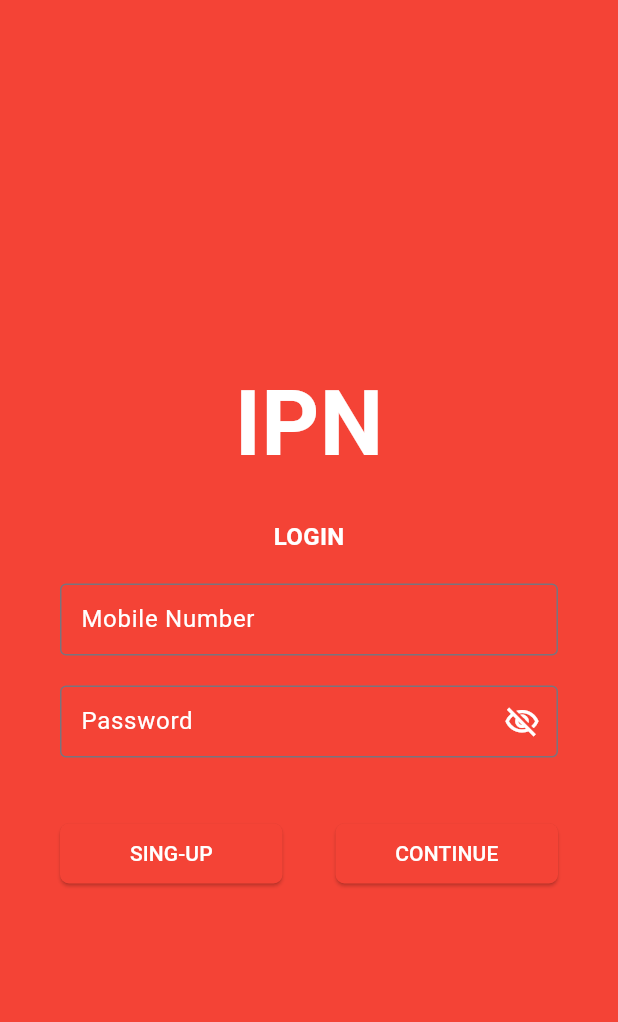
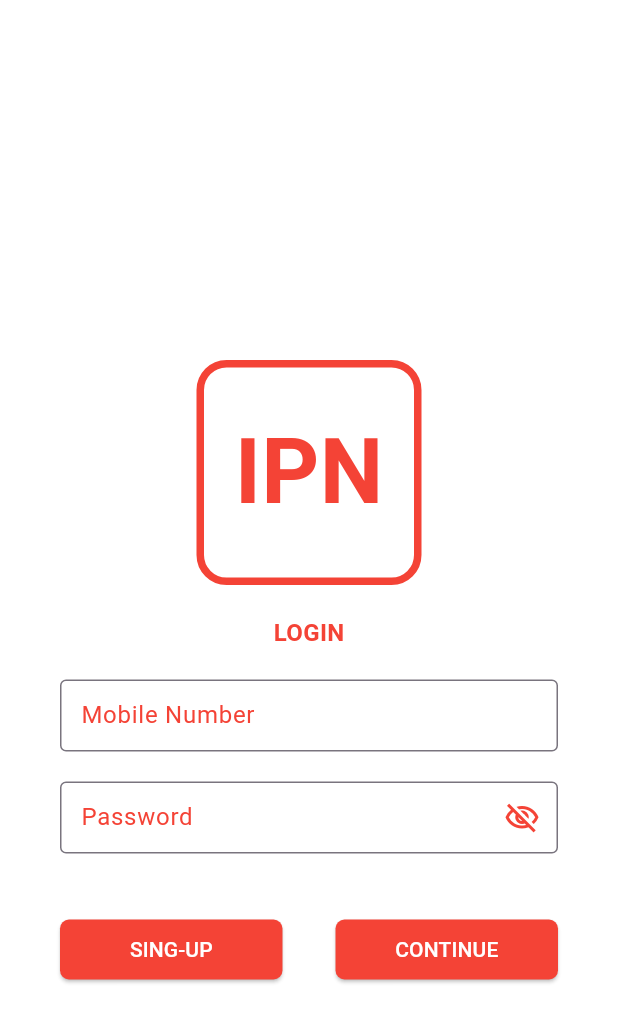
Before and after one commit to DhirajW7173OnGitHub/intouch2023-sm.flutter, a Flutter app: the screen it shows after launch, on a phone screen of 412 x 824 dp. Shown: the top 1022 px of the screen. Run offline on Flutter 3.47's test engine with Material 3 defaults, Android fonts, the phone set to English and light mode, and no system bars; our stand-ins replace connectivity_plus, dropdown_search, firebase_core, firebase_crashlytics, flutter_easyloading, fluttertoast and 7 more; missing offline and left inert: mobile_scanner, qr_scanner_overlay, regexpattern; accounts and stored records are empty.

Commit message:
changes in color

```diff
--- a/lib/Scanner/details_scanner.dart
+++ b/lib/Scanner/details_scanner.dart
@@ -596,7 +596,7 @@ class _ScannerDetailsScreenState extends State<ScannerDetailsScreen> {
                                             ),
                                             popupProps: const PopupProps.menu(
                                               searchFieldProps: TextFieldProps(
-                                                cursorColor: Colors.blue,
+                                                cursorColor: Colors.red,
                                               ),
                                               scrollbarProps: ScrollbarProps(),
                                               showSearchBox: true,
--- a/lib/globalFile/global_style_editor.dart
+++ b/lib/globalFile/global_style_editor.dart
@@ -37,7 +37,7 @@ class CommonColor {
   static const CARD_COLOR = Color(0xFFFAF3F3);
   static const CONTAINER_COLOR = Color.fromARGB(255, 230, 227, 227);
   static const BOTTOM_UNSELECT_COLOR = Color(0xFF757575);
-  static const BOTTOM_SELECT_COLOR = Color.fromARGB(255, 197, 113, 107);
+  static const BOTTOM_SELECT_COLOR = Colors.red;
 }
 
 class CommonCall {
--- a/lib/home_screen.dart
+++ b/lib/home_screen.dart
@@ -321,7 +321,7 @@ class _HomeScreenState extends State<HomeScreen> {
                         crossAxisSpacing: 40,
                         children: List.generate(_menuList.length, (index) {
                           String? imageName = "assets/icon/organization.png";
-                          Color splashColor = Colors.blue.withAlpha(30);
+                          Color splashColor = Colors.red.withAlpha(30);
                           String menuTitle = _menuList[index].menuTitle!;
 
                           if (_menuList[index].id! == "1") {
--- a/lib/login_screen.dart
+++ b/lib/login_screen.dart
@@ -169,7 +169,7 @@ class _LoginScreenState extends State<LoginScreen> with ValidationMixin {
         FocusManager.instance.primaryFocus?.unfocus();
       },
       child: Scaffold(
-        backgroundColor: Colors.red,
+        //backgroundColor: Colors.red[600],
         body: SingleChildScrollView(
           child: Padding(
             padding: const EdgeInsets.symmetric(
@@ -186,13 +186,26 @@ class _LoginScreenState extends State<LoginScreen> with ValidationMixin {
                   const SizedBox(
                     height: 180,
                   ),
-                  const Center(
-                    child: Text(
-                      'IPN',
-                      style: TextStyle(
-                        fontSize: 60,
-                        fontWeight: FontWeight.bold,
-                        color: Colors.white,
+                  Container(
+                    width: 150,
+                    height: 150,
+                    decoration: BoxDecoration(
+                      borderRadius: const BorderRadius.all(
+                        Radius.circular(20),
+                      ),
+                      border: Border.all(
+                        color: Colors.red,
+                        width: 5,
+                      ),
+                    ),
+                    child: const Center(
+                      child: Text(
+                        'IPN',
+                        style: TextStyle(
+                          fontSize: 60,
+                          fontWeight: FontWeight.bold,
+                          color: Colors.red,
+                        ),
                       ),
                     ),
                   ),
@@ -202,7 +215,7 @@ class _LoginScreenState extends State<LoginScreen> with ValidationMixin {
                     style: TextStyle(
                       fontWeight: FontWeight.bold,
                       fontSize: 16,
-                      color: Colors.white,
+                      color: Colors.red,
                     ),
                   ),
                   const SizedBox(
@@ -212,7 +225,7 @@ class _LoginScreenState extends State<LoginScreen> with ValidationMixin {
                     controller: mobileController,
                     validator: validatePhoneNumber,
                     textInputAction: TextInputAction.next,
-                    style: const TextStyle(color: Colors.white),
+                    style: const TextStyle(color: Colors.red),
                     keyboardType: TextInputType.phone,
                     onChanged: (value) {
                       _formKey.currentState!.validate();
@@ -222,16 +235,16 @@ class _LoginScreenState extends State<LoginScreen> with ValidationMixin {
                     },
                     focusNode: _phoneFocus,
                     decoration: const InputDecoration(
-                      errorStyle: TextStyle(color: Colors.white),
+                      errorStyle: TextStyle(color: Colors.red),
                       focusedBorder: OutlineInputBorder(
-                          borderSide: BorderSide(color: Colors.white)),
+                          borderSide: BorderSide(color: Colors.red)),
                       contentPadding:
                           EdgeInsets.symmetric(vertical: 10, horizontal: 10),
                       border: OutlineInputBorder(),
                       labelText: "Mobile Number",
-                      labelStyle: TextStyle(color: Colors.white),
+                      labelStyle: TextStyle(color: Colors.red),
                       hintText: "Enter mobile number",
-                      hintStyle: TextStyle(color: Colors.white),
+                      hintStyle: TextStyle(color: Colors.red),
                     ),
                   ),
                   const SizedBox(height: 20),
@@ -239,7 +252,7 @@ class _LoginScreenState extends State<LoginScreen> with ValidationMixin {
                     controller: passController,
                     validator: validateLoginPassword,
                     textInputAction: TextInputAction.done,
-                    style: const TextStyle(color: Colors.white),
+                    style: const TextStyle(color: Colors.red),
                     obscureText: !passVisible,
                     keyboardType: TextInputType.text,
                     onChanged: (value) {
@@ -250,9 +263,9 @@ class _LoginScreenState extends State<LoginScreen> with ValidationMixin {
                     },
                     focusNode: _passwordFocus,
                     decoration: InputDecoration(
-                      errorStyle: const TextStyle(color: Colors.white),
+                      errorStyle: const TextStyle(color: Colors.red),
                       focusedBorder: const OutlineInputBorder(
-                          borderSide: BorderSide(color: Colors.white)),
+                          borderSide: BorderSide(color: Colors.red)),
                       contentPadding: const EdgeInsets.symmetric(
                           vertical: 10, horizontal: 10),
                       border: const OutlineInputBorder(),
@@ -266,12 +279,12 @@ class _LoginScreenState extends State<LoginScreen> with ValidationMixin {
                             passVisible
                                 ? Icons.visibility_outlined
                                 : Icons.visibility_off_outlined,
-                            color: Colors.white),
+                            color: Colors.red),
                       ),
                       labelText: 'Password',
-                      labelStyle: const TextStyle(color: Colors.white),
+                      labelStyle: const TextStyle(color: Colors.red),
                       hintText: 'Enter Password',
-                      hintStyle: const TextStyle(color: Colors.white),
+                      hintStyle: const TextStyle(color: Colors.red),
                     ),
                   ),
                   const SizedBox(
@@ -323,7 +336,7 @@ class _LoginScreenState extends State<LoginScreen> with ValidationMixin {
                       },
                       child: const Text(
                         'Forgot Password?',
-                        style: TextStyle(fontSize: 16.0, color: Colors.white),
+                        style: TextStyle(fontSize: 16.0, color: Colors.red),
                       ),
                     ),
                 ],
```
Also changed, not shown: lib/StockList/stock_list_screen.dart (+8 -3 lines), lib/otp_checker_screen.dart (+10 -10 lines), lib/password_create_screen.dart (+14 -15 lines), lib/sign_up_screen.dart (+9 -9 lines).
